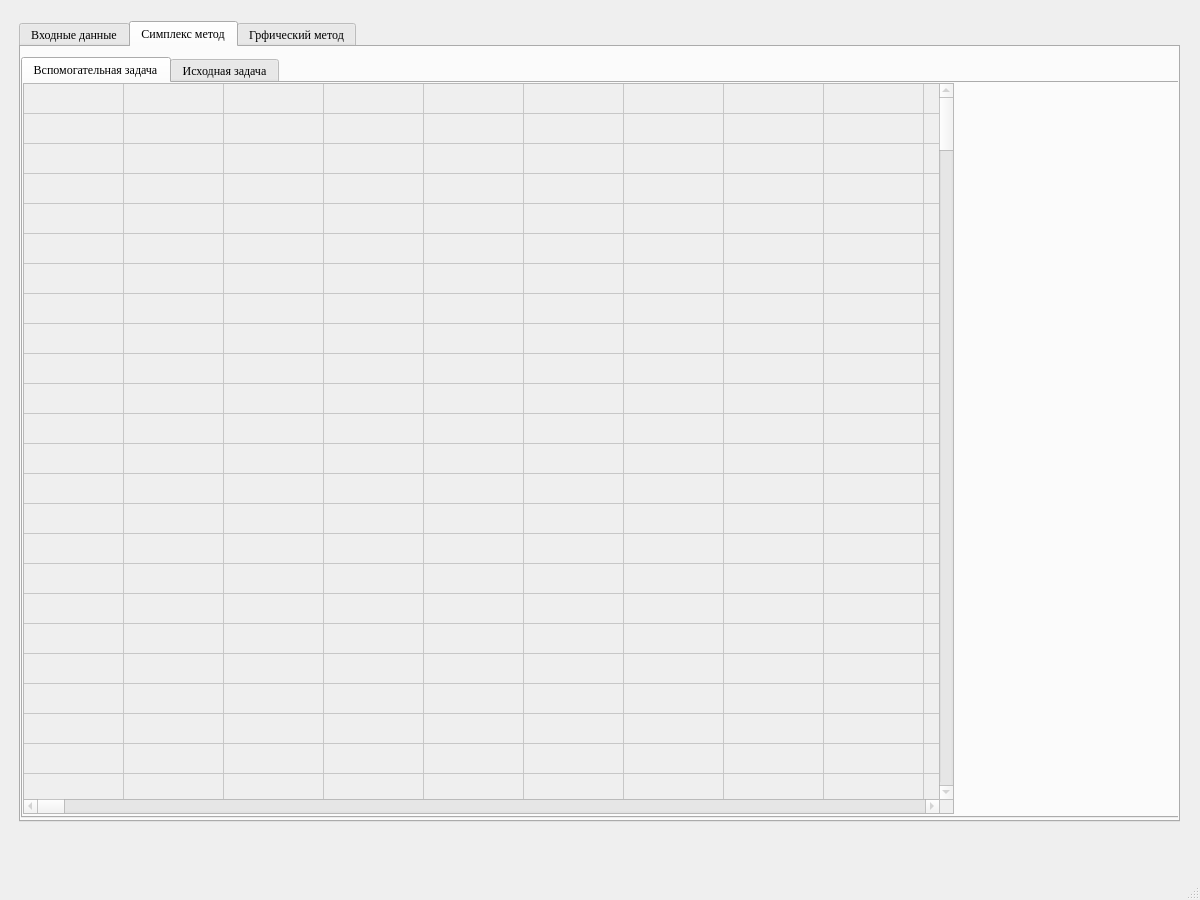
Qt form mainwindow.ui (P0lskay/Simplex_graphs_methods) before a commit.
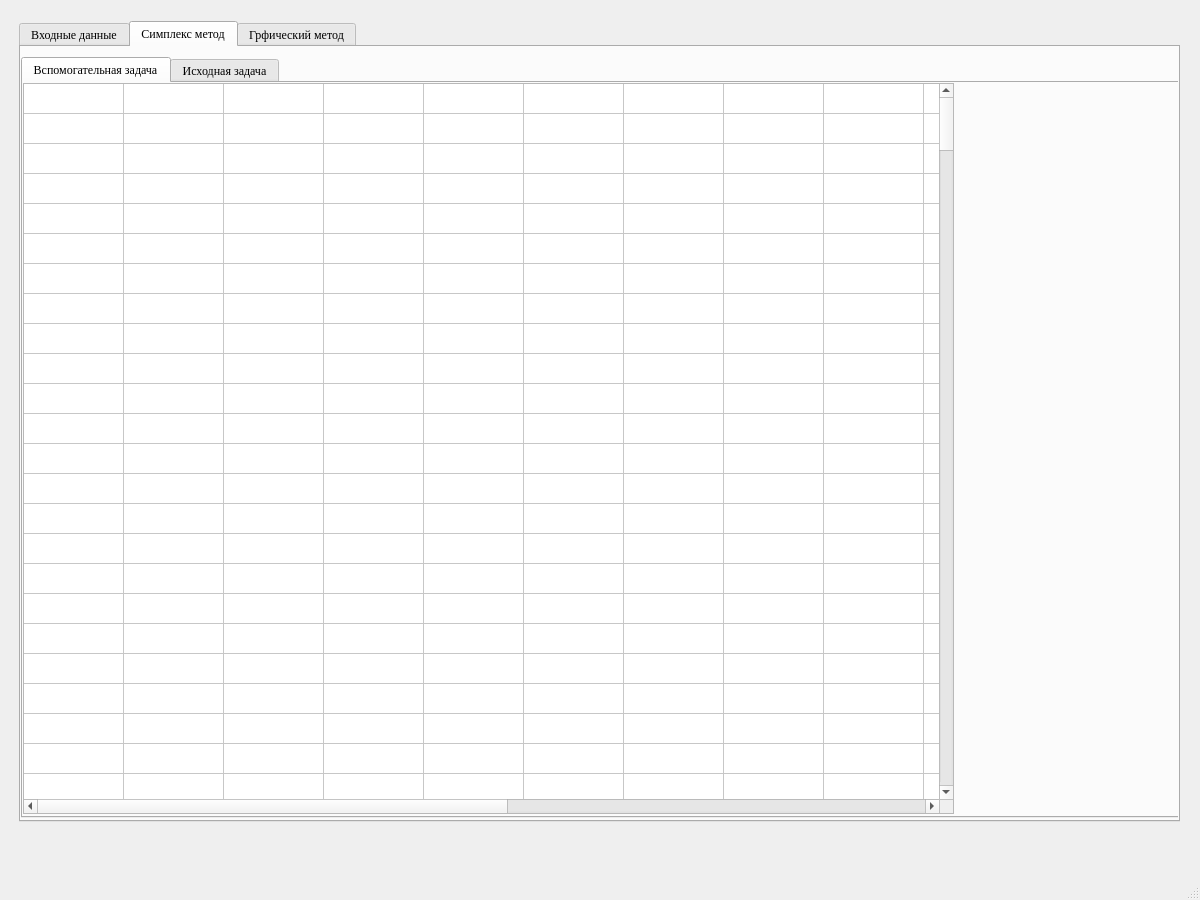
The same form after that commit.

```diff
--- a/mainwindow.ui
+++ b/mainwindow.ui
@@ -309,12 +309,15 @@
       </property>
       <widget class="QWidget" name="tab_4">
        <property name="enabled">
-        <bool>false</bool>
+        <bool>true</bool>
        </property>
        <attribute name="title">
         <string>Вспомогательная задача</string>
        </attribute>
        <widget class="QTableWidget" name="simplex_first_table">
+        <property name="enabled">
+         <bool>true</bool>
+        </property>
         <property name="geometry">
          <rect>
           <x>0</x>
@@ -339,7 +342,7 @@
          <number>300</number>
         </property>
         <property name="columnCount">
-         <number>300</number>
+         <number>17</number>
         </property>
         <attribute name="horizontalHeaderVisible">
          <bool>false</bool>
@@ -694,289 +697,6 @@
         <column/>
         <column/>
         <column/>
-        <column/>
-        <column/>
-        <column/>
-        <column/>
-        <column/>
-        <column/>
-        <column/>
-        <column/>
-        <column/>
-        <column/>
-        <column/>
-        <column/>
-        <column/>
-        <column/>
-        <column/>
-        <column/>
-        <column/>
-        <column/>
-        <column/>
-        <column/>
-        <column/>
-        <column/>
-        <column/>
-        <column/>
-        <column/>
-        <column/>
-        <column/>
-        <column/>
-        <column/>
-        <column/>
-        <column/>
-        <column/>
-        <column/>
-        <column/>
-        <column/>
-        <column/>
-        <column/>
-        <column/>
-        <column/>
-        <column/>
-        <column/>
-        <column/>
-        <column/>
-        <column/>
-        <column/>
-        <column/>
-        <column/>
-        <column/>
-        <column/>
-        <column/>
-        <column/>
-        <column/>
-        <column/>
-        <column/>
-        <column/>
-        <column/>
-        <column/>
-        <column/>
-        <column/>
-        <column/>
-        <column/>
-        <column/>
-        <column/>
-        <column/>
-        <column/>
-        <column/>
-        <column/>
-        <column/>
-        <column/>
-        <column/>
-        <column/>
-        <column/>
-        <column/>
-        <column/>
-        <column/>
-        <column/>
-        <column/>
-        <column/>
-        <column/>
-        <column/>
-        <column/>
-        <column/>
-        <column/>
-        <column/>
-        <column/>
-        <column/>
-        <column/>
-        <column/>
-        <column/>
-        <column/>
-        <column/>
-        <column/>
-        <column/>
-        <column/>
-        <column/>
-        <column/>
-        <column/>
-        <column/>
-        <column/>
-        <column/>
-        <column/>
-        <column/>
-        <column/>
-        <column/>
-        <column/>
-        <column/>
-        <column/>
-        <column/>
-        <column/>
-        <column/>
-        <column/>
-        <column/>
-        <column/>
-        <column/>
-        <column/>
-        <column/>
-        <column/>
-        <column/>
-        <column/>
-        <column/>
-        <column/>
-        <column/>
-        <column/>
-        <column/>
-        <column/>
-        <column/>
-        <column/>
-        <column/>
-        <column/>
-        <column/>
-        <column/>
-        <column/>
-        <column/>
-        <column/>
-        <column/>
-        <column/>
-        <column/>
-        <column/>
-        <column/>
-        <column/>
-        <column/>
-        <column/>
-        <column/>
-        <column/>
-        <column/>
-        <column/>
-        <column/>
-        <column/>
-        <column/>
-        <column/>
-        <column/>
-        <column/>
-        <column/>
-        <column/>
-        <column/>
-        <column/>
-        <column/>
-        <column/>
-        <column/>
-        <column/>
-        <column/>
-        <column/>
-        <column/>
-        <column/>
-        <column/>
-        <column/>
-        <column/>
-        <column/>
-        <column/>
-        <column/>
-        <column/>
-        <column/>
-        <column/>
-        <column/>
-        <column/>
-        <column/>
-        <column/>
-        <column/>
-        <column/>
-        <column/>
-        <column/>
-        <column/>
-        <column/>
-        <column/>
-        <column/>
-        <column/>
-        <column/>
-        <column/>
-        <column/>
-        <column/>
-        <column/>
-        <column/>
-        <column/>
-        <column/>
-        <column/>
-        <column/>
-        <column/>
-        <column/>
-        <column/>
-        <column/>
-        <column/>
-        <column/>
-        <column/>
-        <column/>
-        <column/>
-        <column/>
-        <column/>
-        <column/>
-        <column/>
-        <column/>
-        <column/>
-        <column/>
-        <column/>
-        <column/>
-        <column/>
-        <column/>
-        <column/>
-        <column/>
-        <column/>
-        <column/>
-        <column/>
-        <column/>
-        <column/>
-        <column/>
-        <column/>
-        <column/>
-        <column/>
-        <column/>
-        <column/>
-        <column/>
-        <column/>
-        <column/>
-        <column/>
-        <column/>
-        <column/>
-        <column/>
-        <column/>
-        <column/>
-        <column/>
-        <column/>
-        <column/>
-        <column/>
-        <column/>
-        <column/>
-        <column/>
-        <column/>
-        <column/>
-        <column/>
-        <column/>
-        <column/>
-        <column/>
-        <column/>
-        <column/>
-        <column/>
-        <column/>
-        <column/>
-        <column/>
-        <column/>
-        <column/>
-        <column/>
-        <column/>
-        <column/>
-        <column/>
-        <column/>
-        <column/>
-        <column/>
-        <column/>
-        <column/>
-        <column/>
-        <column/>
-        <column/>
-        <column/>
-        <column/>
-        <column/>
-        <column/>
-        <column/>
-        <column/>
-        <column/>
-        <column/>
-        <column/>
-        <column/>
-        <column/>
-        <column/>
        </widget>
       </widget>
       <widget class="QWidget" name="tab_5">
```
Left out of the diff: 3 changed lines with no effect on the pictures.
